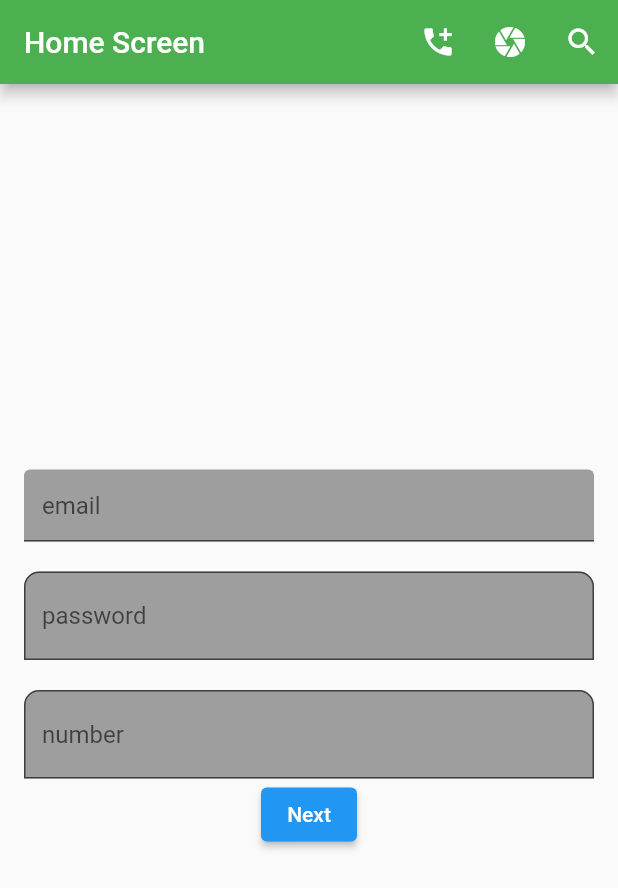
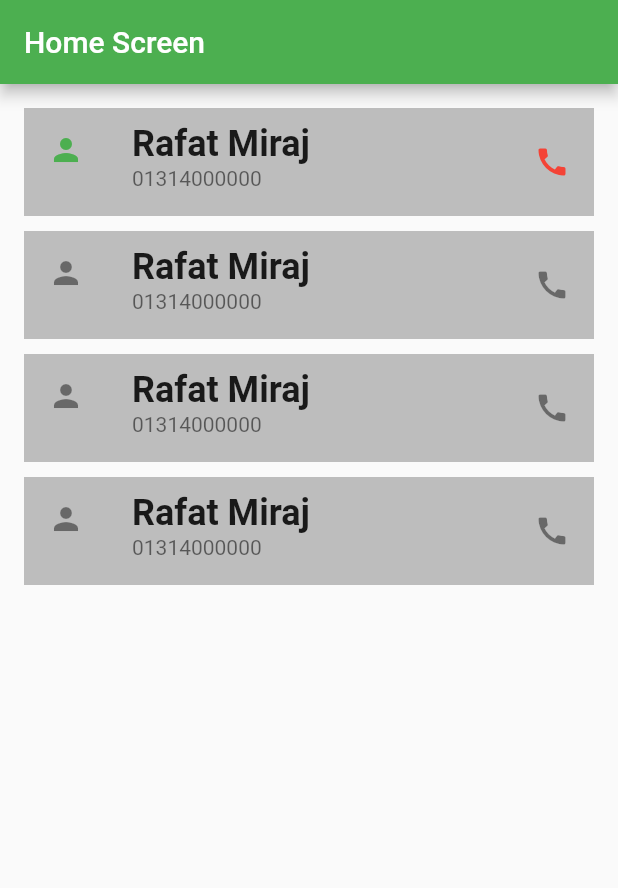
Before and after one commit to AbdullahThalha/Flutter, a Flutter app: the screen it shows after launch, on a phone screen of 412 x 824 dp. Shown: the top 888 px of the screen. Run offline on Flutter 3.47's test engine with Material 2 defaults, Android fonts, the phone set to English and light mode, and no system bars.

Commit message:
listTile

```diff
--- a/lib/main.dart
+++ b/lib/main.dart
@@ -19,11 +19,6 @@
 }
 class Homepage extends StatelessWidget {
    Homepage({Key? key}) : super(key: key);
-  TextEditingController emailController=TextEditingController();
-  TextEditingController passwordController=TextEditingController();
-   TextEditingController numberController=TextEditingController();
-   GlobalKey<FormState>formKey= GlobalKey<FormState>();///when we use form ,have to use the line
-
 
 
   @override
@@ -34,97 +29,57 @@
       appBar: AppBar(
         title: Text('Home Screen'),
         backgroundColor: Colors.green,
-        actions: [
-          IconButton(onPressed: () {}, icon: Icon(Icons.add_call)),
-          IconButton(onPressed: () {}, icon: Icon(Icons.camera)),
-          IconButton(onPressed: () {}, icon: Icon(Icons.search)),
-        ],
-
       ),
 
       body: Padding(
         padding: const EdgeInsets.all(16.0),
         child: Center(
-          child: Form(
-            key:formKey, ///(this formkey is from the above),///validation for ky
+          child:Column(
+            children: [
+              ListTile(
+                title: Text('Rafat Miraj',style: TextStyle(fontWeight: FontWeight.bold,fontSize: 24),),
+                subtitle: Text('01314000000'),
+                leading: Icon(Icons.person,color: Colors.green,size: 24,),///set icon on the left side of title
+                trailing: Icon(Icons.call) ,///set icon on right side
+                tileColor: Colors.grey.shade400,
+                iconColor: Colors.red,
+                onTap: (){
 
-            child: Column(///wrapped it with form as its the parent widget.
-                mainAxisAlignment:MainAxisAlignment.center,
-                children:[
-                  TextFormField(
-                     validator:(String?value){
-                       if(value!.isEmpty){
-                         return 'enter email';
-    }
-                       else{
-                         return null;
-                       }
-                       },///for mandotory a textformfield(email,password)validator is being used and in number is not being used;
-                    controller:emailController,
-                    ///obscureText: true,
-                    decoration: InputDecoration(
-                    hintText: 'email',///works as watermark on textfield
-                    fillColor:Colors.grey.shade500,///for setting the color;
-                    filled: true,///if not set true then fillcolor doesnot work
-
-                    ),
-                  ),
+                },
 
 
-                    SizedBox(height: 20,),
-                    TextFormField(
-              validator:(String?value) {
-                if (value?.isEmpty??true) {
-                  return 'enter password';
-                }
-                else {
-                  return null;
-                }
-              },
-                    controller:passwordController,///its mendatory to set controller,validator for every textformfield;
-
-                    decoration: InputDecoration(
-                    hintText: 'password',
-                    fillColor:Colors.grey.shade500,
-                    filled: true,
-                    border: OutlineInputBorder(
-                    borderRadius: BorderRadius.only(topLeft:Radius.circular(10), topRight:Radius.circular(10) ),
-
-                    )
-                    ),
+              ),
+              SizedBox(height: 10,),
+              ListTile(
+                title: Text('Rafat Miraj',style: TextStyle(fontWeight: FontWeight.bold,fontSize: 24),),
+                subtitle: Text('01314000000'),
+                leading: Icon(Icons.person),///set icon on the left side of title
+                trailing: Icon(Icons.call) ,///set icon on right side
+                tileColor: Colors.grey.shade400,
 
 
-                    ),
+              ),
+              SizedBox(height: 10,),
+              ListTile(
+                title: Text('Rafat Miraj',style: TextStyle(fontWeight: FontWeight.bold,fontSize: 24),),
+                subtitle: Text('01314000000'),
+                leading: Icon(Icons.person),///set icon on the left side of title
+                trailing: Icon(Icons.call) ,///set icon on right side
+                tileColor: Colors.grey.shade400,
 
 
-
-                  SizedBox(height: 20,),
-                  TextFormField(
-                    controller:numberController,///its mendatory to set controller,validator for every textformfield;
-
-                    decoration: InputDecoration(
-                        hintText: 'number',
-                        fillColor:Colors.grey.shade500,
-                        filled: true,
-                        border: OutlineInputBorder(
-                          borderRadius: BorderRadius.only(topLeft:Radius.circular(10), topRight:Radius.circular(10) ),
-
-                        )
-                    ),
+              ),
+              SizedBox(height: 10,),
+              ListTile(
+                title: Text('Rafat Miraj',style: TextStyle(fontWeight: FontWeight.bold,fontSize: 24),),
+                subtitle: Text('01314000000'),
+                leading: Icon(Icons.person),///set icon on the left side of title
+                trailing: Icon(Icons.call) ,///set icon on right side
+                tileColor: Colors.grey.shade400,
 
 
-                  ),
-                  ElevatedButton(onPressed: (){
-                    if(formKey.currentState!.validate()){
-                      print('Next screen or validation success');
-                    }
-                  }, child: Text('Next'))
-
-
-
-                ],
-
-            ),
+              ),
+            ],
           ),
 
         ),
```
